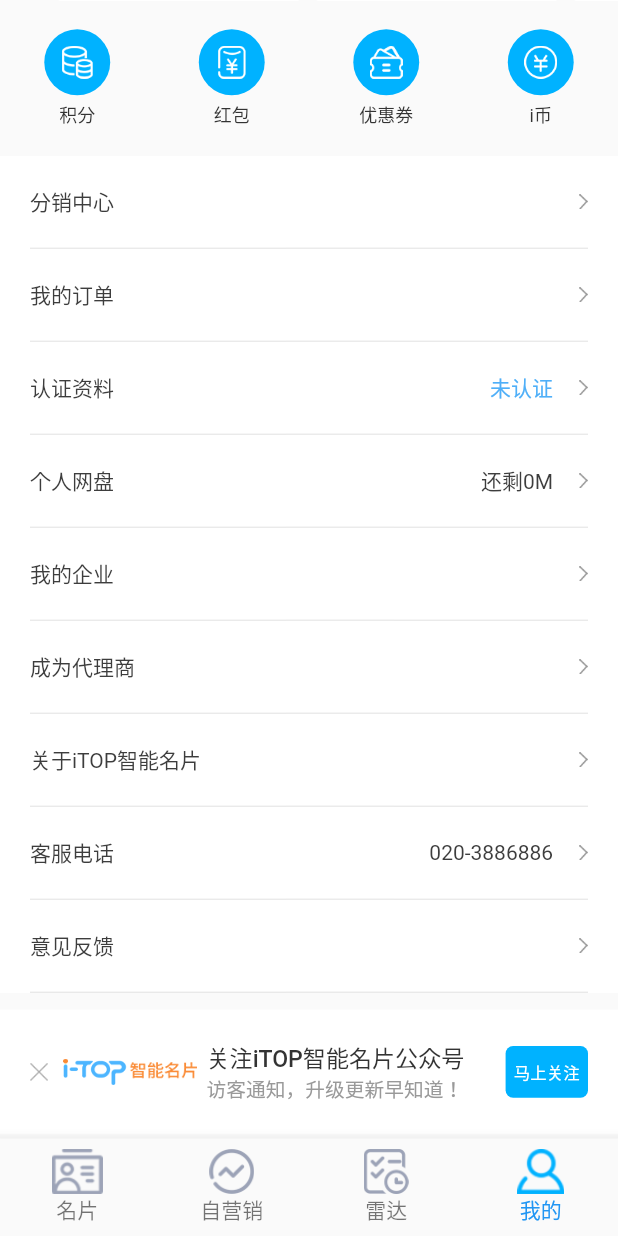
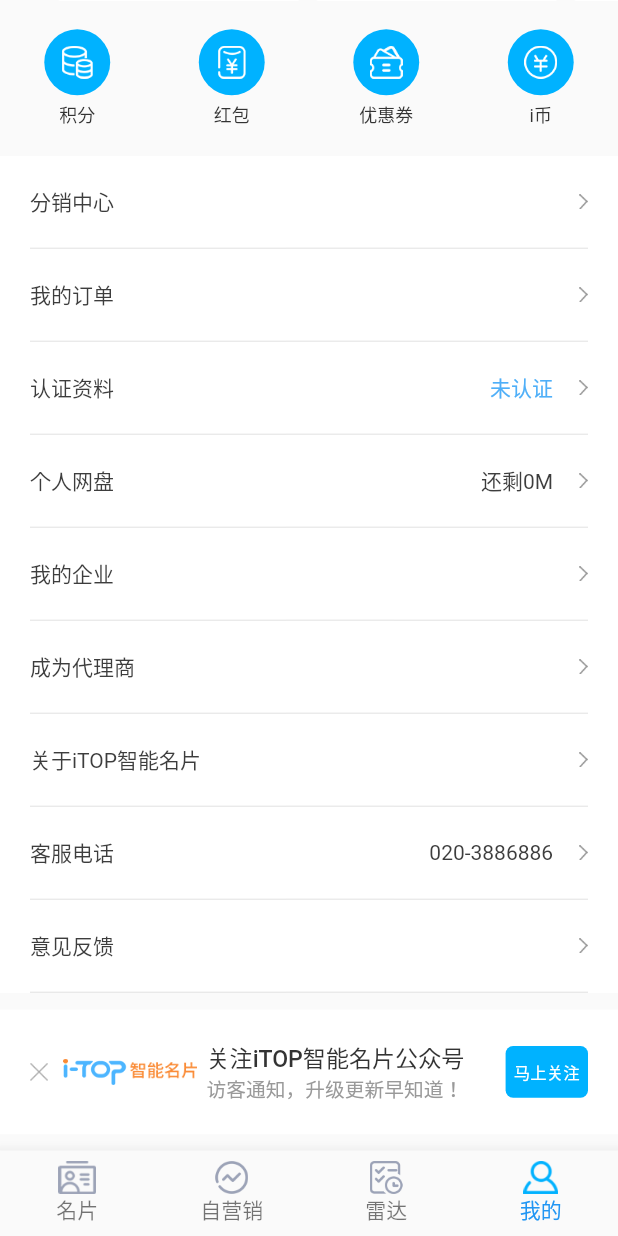
Before and after one commit to huagnzhiqiang/flutter_app_demno, a Flutter app: the XQMainPage screen opened directly, item 4 of the bottom bar chosen, scrolled down 451 dp, on a phone screen of 412 x 824 dp. Run offline on Flutter 3.47's test engine with Material 2 defaults, Android fonts, the light colour scheme and no system bars; our stand-ins replace dio, flutter_screenutil, flutter_swiper, fluttertoast, shared_preferences; missing offline and left inert: common_utils; accounts and stored records are empty; network calls fail.

Commit message:
更改底部导航栏的字体与图标间距

```diff
--- a/lib/ui/pages/login/login_page.dart
+++ b/lib/ui/pages/login/login_page.dart
@@ -4,7 +4,6 @@ import 'package:flutter_app_demno/ui/pages/login/pws_login_page.dart';
 import 'package:flutter_app_demno/utlis/common_colors.dart';
 import 'package:flutter_app_demno/utlis/common_ulit.dart';
 import 'package:flutter_screenutil/flutter_screenutil.dart';
-import 'package:shared_preferences/shared_preferences.dart';
 
 /*
  * @author 小强
--- a/lib/ui/pages/mian/bottom_navigation_bar_list.dart
+++ b/lib/ui/pages/mian/bottom_navigation_bar_list.dart
@@ -1,6 +1,6 @@
 import 'package:flutter/material.dart';
 import 'package:flutter_app_demno/utlis/common_ulit.dart';
-
+import 'package:flutter_screenutil/flutter_screenutil.dart';
 /*
  * @author 小强
  *
@@ -13,20 +13,32 @@ import 'package:flutter_app_demno/utlis/common_ulit.dart';
 class BottomNavigationBarList {
   static List<BottomNavigationBarItem> items = [
     BottomNavigationBarItem(
-        title: Text("名片"),
-        icon: Image.asset(CommonUtil.getImgPath("main_icon_business_card_normal"), height: 30,gaplessPlayback:true),
-        activeIcon: Image.asset(CommonUtil.getImgPath("main_icon_business_card_select"), height: 30,gaplessPlayback:true)),
+        title: Padding(
+          padding:  EdgeInsets.only(top: 5.h),
+          child: Text("名片"),
+        ),
+        icon: Image.asset(CommonUtil.getImgPath("main_icon_business_card_normal"), height: 22,gaplessPlayback:true),
+        activeIcon: Image.asset(CommonUtil.getImgPath("main_icon_business_card_select"), height: 22,gaplessPlayback:true)),
     BottomNavigationBarItem(
-        title: Text("自营销"),
-        icon: Image.asset(CommonUtil.getImgPath("main_icon_drainage_normal"), height: 30,gaplessPlayback:true),
-        activeIcon: Image.asset(CommonUtil.getImgPath("main_icon_drainage_select"), height: 30,gaplessPlayback:true)),
+        title: Padding(
+          padding:  EdgeInsets.only(top: 5.h),
+          child: Text("自营销"),
+        ),
+        icon: Image.asset(CommonUtil.getImgPath("main_icon_drainage_normal"), height: 22,gaplessPlayback:true),
+        activeIcon: Image.asset(CommonUtil.getImgPath("main_icon_drainage_select"), height: 22,gaplessPlayback:true)),
     BottomNavigationBarItem(
-        title: Text("雷达"),
-        icon: Image.asset(CommonUtil.getImgPath("main_icon_service_normal"), height: 30,gaplessPlayback:true),
-        activeIcon: Image.asset(CommonUtil.getImgPath("main_icon_service_select"), height: 30,gaplessPlayback:true)),
+        title: Padding(
+          padding:  EdgeInsets.only(top: 5.h),
+          child: Text("雷达"),
+        ),
+        icon: Image.asset(CommonUtil.getImgPath("main_icon_service_normal"), height: 22,gaplessPlayback:true),
+        activeIcon: Image.asset(CommonUtil.getImgPath("main_icon_service_select"), height: 22,gaplessPlayback:true)),
     BottomNavigationBarItem(
-        title: Text("我的"),
-        icon: Image.asset(CommonUtil.getImgPath("main_icon_my_normal"), height: 30,gaplessPlayback:true),
-        activeIcon: Image.asset(CommonUtil.getImgPath("main_icon_my_select"), height: 30,gaplessPlayback:true)),
+        title: Padding(
+          padding:  EdgeInsets.only(top: 5.h),
+          child: Text("我的"),
+        ),
+        icon: Image.asset(CommonUtil.getImgPath("main_icon_my_normal"), height: 22,gaplessPlayback:true),
+        activeIcon: Image.asset(CommonUtil.getImgPath("main_icon_my_select"), height: 22,gaplessPlayback:true)),
   ];
 }
```
